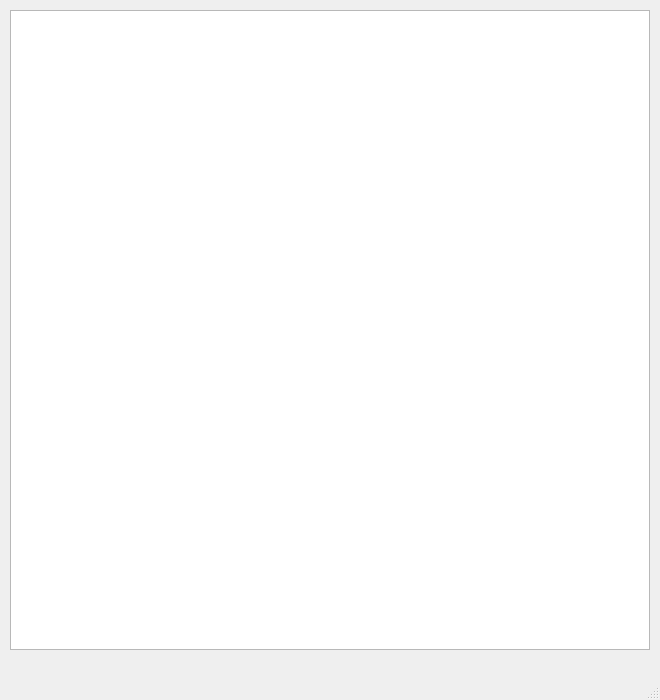
Qt form ChessQtGUI/ChessQtGUI/chessqtgui.ui (squaretriangle902/Chess) before a commit.
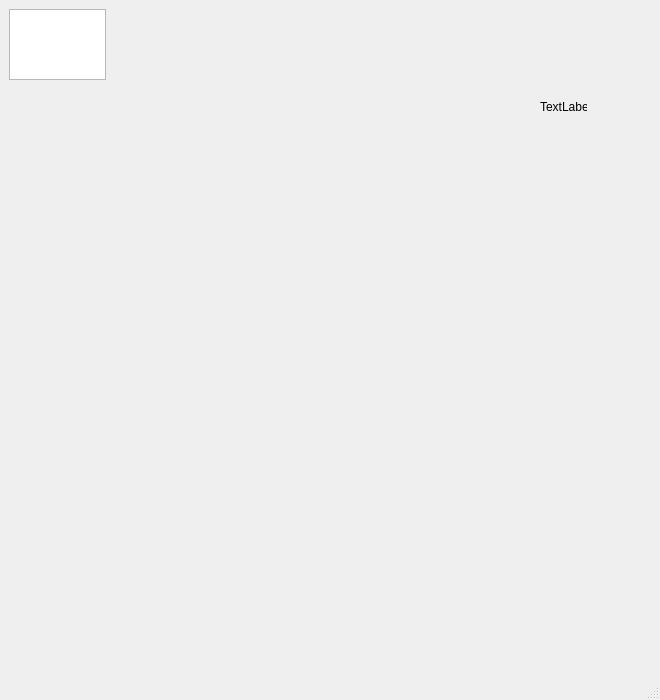
The same form after that commit.

```diff
--- a/ChessQtGUI/ChessQtGUI/chessqtgui.ui
+++ b/ChessQtGUI/ChessQtGUI/chessqtgui.ui
@@ -38,10 +38,10 @@
     </property>
     <property name="geometry">
      <rect>
-      <x>10</x>
-      <y>10</y>
-      <width>640</width>
-      <height>640</height>
+      <x>9</x>
+      <y>9</y>
+      <width>97</width>
+      <height>71</height>
      </rect>
     </property>
     <property name="frameShape">
@@ -57,6 +57,19 @@
      <set>Qt::AlignLeading|Qt::AlignLeft|Qt::AlignTop</set>
     </property>
    </widget>
+   <widget class="QLabel" name="label">
+    <property name="geometry">
+     <rect>
+      <x>540</x>
+      <y>100</y>
+      <width>47</width>
+      <height>13</height>
+     </rect>
+    </property>
+    <property name="text">
+     <string>TextLabel</string>
+    </property>
+   </widget>
   </widget>
   <widget class="QMenuBar" name="menubar">
    <property name="geometry">
```
